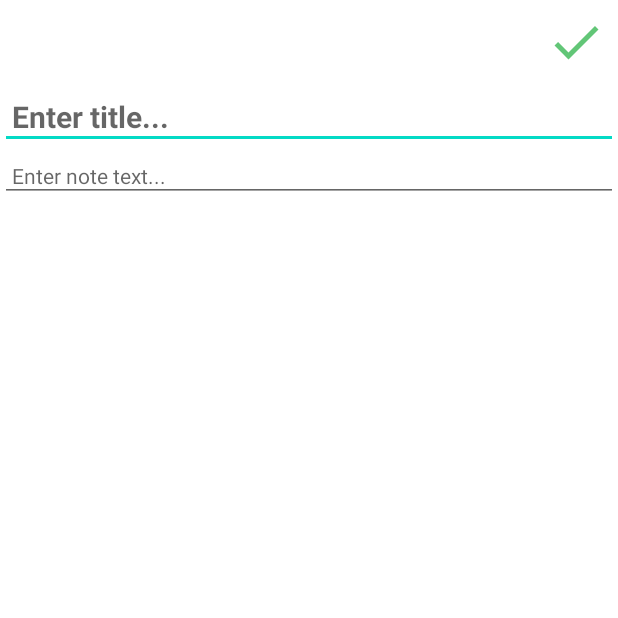
After one commit to tara-pogancev/android-note-app, an Android app: the NotesTakerActivity screen opened directly, with no data from a screen before it, on a phone screen of 412 x 824 dp, the top half of it. The commit adds this screen. Run offline under Robolectric (Android 15) with nearby library versions, the phone set to English and light mode, and no system bars.

Commit message:
feat: add new note

```diff
--- a/Notes By Cats/app/src/main/AndroidManifest.xml
+++ b/Notes By Cats/app/src/main/AndroidManifest.xml
@@ -14,6 +14,10 @@
         android:theme="@style/Theme.NotesByCats"
         tools:targetApi="31">
         <activity
+            android:name=".NotesTakerActivity"
+            android:theme="@style/Theme.NotesByCats.NoActionBar"
+            android:exported="false" />
+        <activity
             android:name=".MainActivity"
             android:exported="true"
             android:label="@string/app_name"
--- /dev/null
+++ b/Notes By Cats/app/src/main/java/com/tarapogancev/notesbycats/NotesTakerActivity.kt
@@ -0,0 +1,56 @@
+package com.tarapogancev.notesbycats
+
+import android.app.Activity
+import android.content.Intent
+import androidx.appcompat.app.AppCompatActivity
+import android.os.Bundle
+import android.view.View
+import android.widget.EditText
+import android.widget.ImageView
+import android.widget.Toast
+import com.tarapogancev.notesbycats.model.Note
+import java.text.SimpleDateFormat
+import java.util.*
+
+class NotesTakerActivity : AppCompatActivity() {
+
+    private lateinit var editText_title: EditText
+    private lateinit var editText_text: EditText
+    private lateinit var imageView_save: ImageView
+    private lateinit var note: Note
+
+
+    override fun onCreate(savedInstanceState: Bundle?) {
+        super.onCreate(savedInstanceState)
+        setContentView(R.layout.activity_notes_taker)
+
+        imageView_save = findViewById(R.id.imageView_save)
+        editText_text = findViewById(R.id.editText_text)
+        editText_title = findViewById(R.id.editText_title)
+
+        imageView_save.setOnClickListener(object : View.OnClickListener {
+            override fun onClick(p0: View?) {
+                var title: String = editText_title.text.toString()
+                var text: String = editText_text.text.toString()
+
+                if (title.isEmpty()) {
+                    Toast.makeText(this@NotesTakerActivity, "Please enter note title.", Toast.LENGTH_SHORT)
+                    return
+                } else {
+                    var formatter: SimpleDateFormat = SimpleDateFormat("EEE, dd/MM/yyyy, HH:mm a")
+                    var date: Date = Date()
+
+                    note = Note()
+                    note.title = title
+                    note.text = text
+                    note.timestamp = formatter.format(date)
+
+                    val intent: Intent = Intent()
+                    intent.putExtra("note", note)
+                    setResult(Activity.RESULT_OK, intent)
+                    finish()
+                }
+            }
+        })
+    }
+}
--- a/Notes By Cats/app/src/main/res/drawable/ic_baseline_add_24.xml
+++ b/Notes By Cats/app/src/main/res/drawable/ic_baseline_add_24.xml
@@ -1,5 +1,5 @@
 <vector android:height="24dp" android:tint="#6FD4CC"
     android:viewportHeight="24" android:viewportWidth="24"
     android:width="24dp" xmlns:android="http://schemas.android.com/apk/res/android">
-    <path android:fillColor="@android:color/white" android:pathData="M19,13h-6v6h-2v-6H5v-2h6V5h2v6h6v2z"/>
+    <path android:fillColor="#A7B2DE" android:pathData="M19,13h-6v6h-2v-6H5v-2h6V5h2v6h6v2z"/>
 </vector>
--- /dev/null
+++ b/Notes By Cats/app/src/main/res/drawable/ic_baseline_check_24.xml
@@ -0,0 +1,5 @@
+<vector android:height="24dp" android:tint="#62C677"
+    android:viewportHeight="24" android:viewportWidth="24"
+    android:width="24dp" xmlns:android="http://schemas.android.com/apk/res/android">
+    <path android:fillColor="@android:color/white" android:pathData="M9,16.17L4.83,12l-1.42,1.41L9,19 21,7l-1.41,-1.41z"/>
+</vector>
--- /dev/null
+++ b/Notes By Cats/app/src/main/res/drawable/ic_baseline_push_pin_24.xml
@@ -0,0 +1,6 @@
+<vector android:height="24dp" android:tint="#5C5C5C"
+    android:viewportHeight="24" android:viewportWidth="24"
+    android:width="24dp" xmlns:android="http://schemas.android.com/apk/res/android">
+    <path android:fillColor="@android:color/white"
+        android:fillType="evenOdd" android:pathData="M16,9V4l1,0c0.55,0 1,-0.45 1,-1v0c0,-0.55 -0.45,-1 -1,-1H7C6.45,2 6,2.45 6,3v0c0,0.55 0.45,1 1,1l1,0v5c0,1.66 -1.34,3 -3,3h0v2h5.97v7l1,1l1,-1v-7H19v-2h0C17.34,12 16,10.66 16,9z"/>
+</vector>
--- a/Notes By Cats/app/src/main/res/layout/activity_main.xml
+++ b/Notes By Cats/app/src/main/res/layout/activity_main.xml
@@ -5,6 +5,7 @@
     android:layout_width="match_parent"
     android:layout_height="match_parent"
     android:orientation="vertical"
+    android:background="#F3F4F7"
     tools:context=".MainActivity">
 
     <androidx.recyclerview.widget.RecyclerView
@@ -18,6 +19,7 @@
 
     <com.google.android.material.floatingactionbutton.FloatingActionButton
         android:id="@+id/fab_add"
+        android:contentDescription="Add new note"
         android:layout_alignParentBottom="true"
         android:layout_alignParentEnd="true"
         android:layout_margin="24dp"
--- /dev/null
+++ b/Notes By Cats/app/src/main/res/layout/activity_notes_taker.xml
@@ -0,0 +1,57 @@
+<?xml version="1.0" encoding="utf-8"?>
+<LinearLayout xmlns:android="http://schemas.android.com/apk/res/android"
+    xmlns:app="http://schemas.android.com/apk/res-auto"
+    xmlns:tools="http://schemas.android.com/tools"
+    android:orientation="vertical"
+    android:layout_width="match_parent"
+    android:layout_height="match_parent"
+    tools:context=".NotesTakerActivity">
+
+    <androidx.appcompat.widget.Toolbar
+        android:id="@+id/toolbar_notes"
+        app:title="@string/app_name"
+
+        android:layout_width="match_parent"
+        android:layout_height="?attr/actionBarSize">
+
+        <RelativeLayout
+            android:layout_width="match_parent"
+            android:layout_height="wrap_content">
+
+            <ImageView
+                android:id="@+id/imageView_save"
+                android:src="@drawable/ic_baseline_check_24"
+                android:padding="8dp"
+                android:layout_alignParentEnd="true"
+                android:background="@android:color/transparent"
+                android:layout_width="?attr/actionBarSize"
+                android:layout_height="?attr/actionBarSize"/>
+
+        </RelativeLayout>
+
+    </androidx.appcompat.widget.Toolbar>
+
+    <EditText
+        android:id="@+id/editText_title"
+        android:hint="Enter title..."
+        android:padding="8dp"
+        android:textStyle="bold"
+        android:textSize="20sp"
+        android:singleLine="true"
+        android:layout_width="match_parent"
+        android:layout_height="wrap_content">
+
+    </EditText>
+
+    <EditText
+        android:id="@+id/editText_text"
+        android:hint="Enter note text..."
+        android:padding="8dp"
+        android:textSize="14sp"
+        android:layout_width="match_parent"
+        android:layout_height="wrap_content">
+
+    </EditText>
+
+
+</LinearLayout>
--- a/Notes By Cats/app/src/main/res/values/colors.xml
+++ b/Notes By Cats/app/src/main/res/values/colors.xml
@@ -7,4 +7,5 @@
     <color name="teal_700">#FF018786</color>
     <color name="black">#FF000000</color>
     <color name="white">#FFFFFFFF</color>
+    <color name="gray">#758283</color>
 </resources>
```
Also changed, not shown: Notes By Cats/app/src/main/java/com/tarapogancev/notesbycats/MainActivity.kt (+61 -17 lines), Notes By Cats/app/src/main/java/com/tarapogancev/notesbycats/NoteClickListener.kt (added, +12 -0 lines), Notes By Cats/app/src/main/java/com/tarapogancev/notesbycats/adapter/NoteListAdapter.java (added, +97 -0 lines), Notes By Cats/app/src/main/java/com/tarapogancev/notesbycats/model/Note.kt (+4 -4 lines), Notes By Cats/app/src/main/res/layout/note_card.xml (+71 -1 lines).
